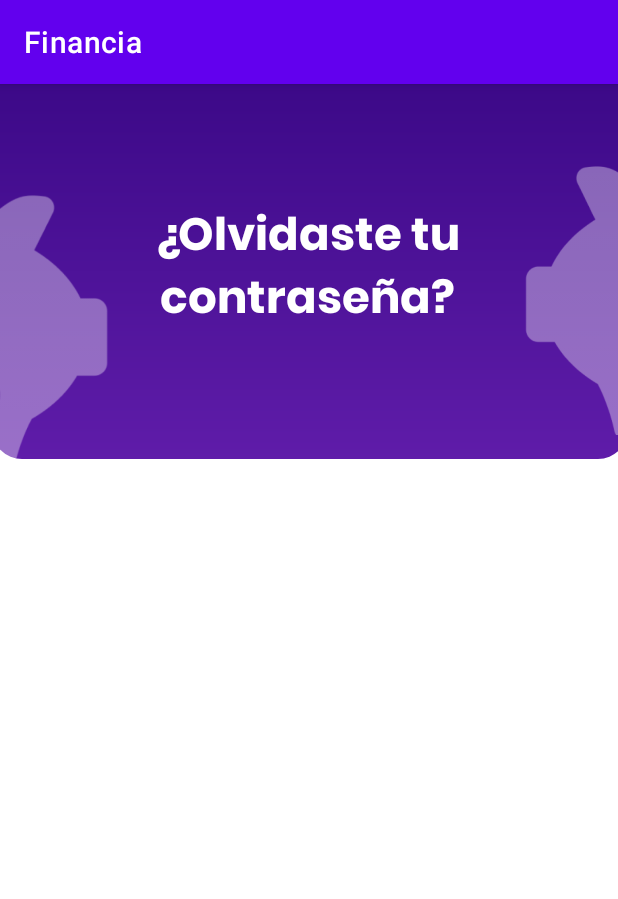
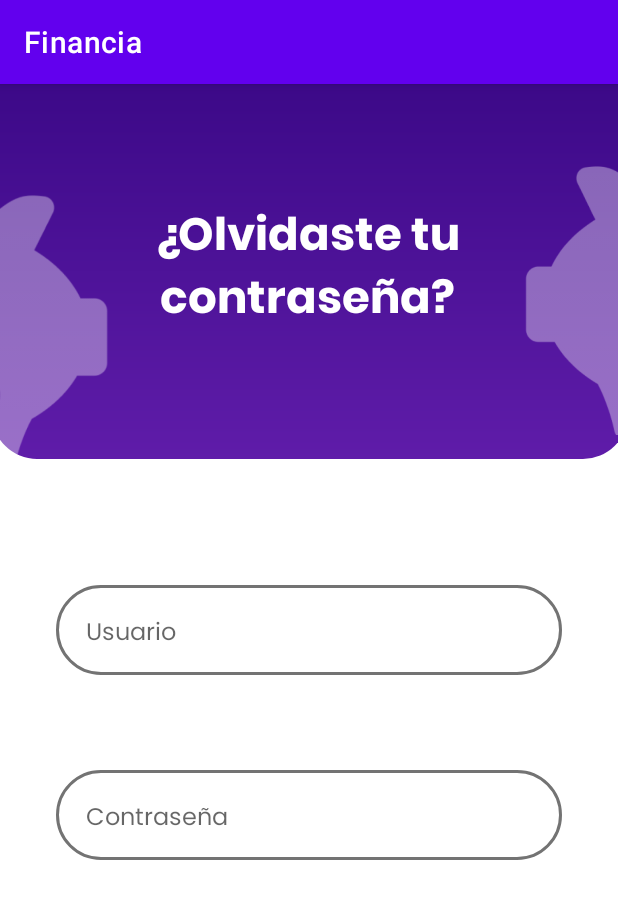
Before and after one commit to danielgranados123/Financia, an Android app: the activity_recuperar_password screen opened directly, with no data from a screen before it, on a phone screen of 412 x 824 dp. Shown: the top 899 px of the screen. Run offline under Robolectric (Android 15) with nearby library versions, the phone set to English and light mode, and no system bars.

Commit message:
Avance en la interfaz de recuperacion de password

```diff
--- a/AppMovil/app/src/main/res/drawable/ic_rectangulo_morado.xml
+++ b/AppMovil/app/src/main/res/drawable/ic_rectangulo_morado.xml
@@ -2,7 +2,7 @@
 <layer-list xmlns:android="http://schemas.android.com/apk/res/android">
     <item>
         <shape android:shape="rectangle">
-            <corners android:bottomLeftRadius="20dp" android:bottomRightRadius="20dp" />
+            <corners android:bottomLeftRadius="30dp" android:bottomRightRadius="30dp" />
             <gradient
                 android:startColor="#5F1CA9"
                 android:endColor="#3C0988"
--- a/AppMovil/app/src/main/res/layout/activity_login.xml
+++ b/AppMovil/app/src/main/res/layout/activity_login.xml
@@ -99,7 +99,7 @@
         android:ems="10"
         android:fontFamily="@font/poppins"
         android:hint="Contraseña"
-        android:inputType="text"
+        android:inputType="textPassword"
         android:paddingStart="20dp"
         android:paddingTop="5dp"
         android:textSize="16sp"
--- a/AppMovil/app/src/main/res/layout/activity_recuperar_password.xml
+++ b/AppMovil/app/src/main/res/layout/activity_recuperar_password.xml
@@ -56,4 +56,41 @@
         app:layout_constraintHorizontal_bias="1.0"
         app:layout_constraintStart_toStartOf="parent"
         app:srcCompat="@drawable/cerdoderecha" />
+
+    <EditText
+        android:id="@+id/txtUsuarioRecuperar"
+        android:layout_width="337dp"
+        android:layout_height="60dp"
+        android:background="@drawable/ic_plaintext"
+        android:ems="10"
+        android:fontFamily="@font/poppins"
+        android:hint="Usuario"
+        android:inputType="text"
+        android:paddingStart="20dp"
+        android:paddingTop="5dp"
+        android:textSize="16sp"
+        app:layout_constraintBottom_toBottomOf="parent"
+        app:layout_constraintEnd_toEndOf="parent"
+        app:layout_constraintStart_toStartOf="parent"
+        app:layout_constraintTop_toTopOf="@+id/imageView5"
+        app:layout_constraintVertical_bias="0.472" />
+
+    <EditText
+        android:id="@+id/txtPasswordRecuperar"
+        android:layout_width="337dp"
+        android:layout_height="60dp"
+        android:background="@drawable/ic_plaintext"
+        android:ems="10"
+        android:fontFamily="@font/poppins"
+        android:hint="Contraseña"
+        android:inputType="textPassword"
+        android:paddingStart="20dp"
+        android:paddingTop="5dp"
+        android:textSize="16sp"
+        app:layout_constraintBottom_toBottomOf="parent"
+        app:layout_constraintEnd_toEndOf="parent"
+        app:layout_constraintStart_toStartOf="parent"
+        app:layout_constraintTop_toTopOf="@+id/imageView5"
+        app:layout_constraintVertical_bias="0.646" />
+
 </androidx.constraintlayout.widget.ConstraintLayout>
```
